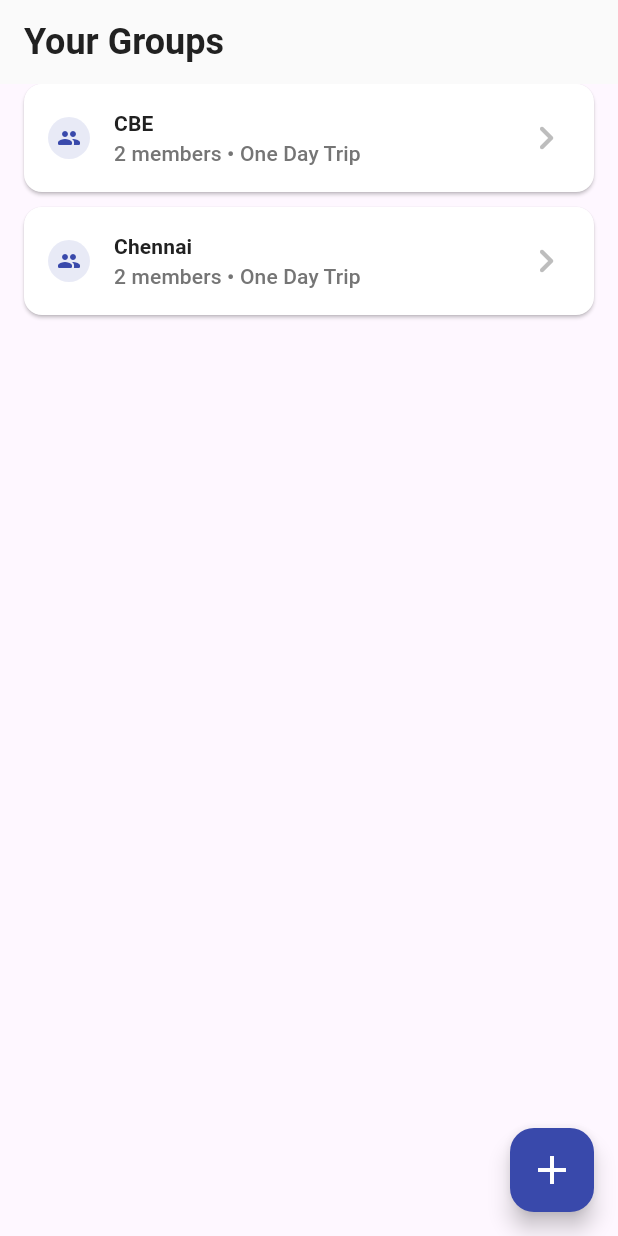
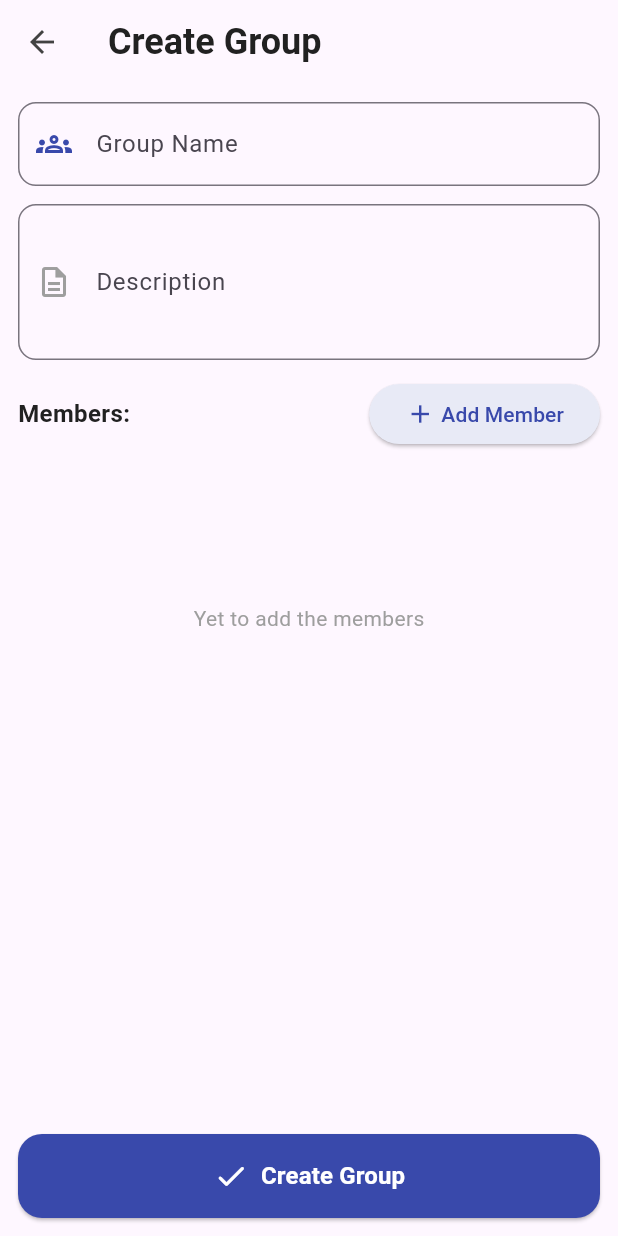
Before and after one commit to BhadriPrabhu/expense_split, a Flutter app: the screen it shows after launch, after a tap on the "add" icon, on a phone screen of 412 x 824 dp. Run offline on Flutter 3.47's test engine with Material 3 defaults, Android fonts, the phone set to English and light mode, and no system bars.

Commit message:
feat: add AddGroupScreen for group creation and member management

```diff
--- a/lib/app_routes.dart
+++ b/lib/app_routes.dart
@@ -1,17 +1,22 @@
 import 'package:flutter/material.dart';
 import 'package:split_arch/bottom_nav_screen.dart';
+import 'package:split_arch/features/addGroup/presentation/pages/add_group_screen.dart';
 // import 'package:flutter/widgets.dart';
 import 'package:split_arch/features/groups/presentation/pages/group_screen.dart';
 
 class AppRoutes {
   static const String group = '/';
   static const String bottomNav = '/bottomNav';
+  static const String addGroup = '/addGroup';
 
   static Route<dynamic> generateRoute(RouteSettings settings){
     final arg = settings.arguments;
     switch(settings.name){
       case group:
       return MaterialPageRoute(builder: (_) => GroupScreen(),);
+
+      case addGroup:
+      return MaterialPageRoute(builder: (_) => AddGroupScreen(),);
 
       case bottomNav:
       return MaterialPageRoute(builder: (_) => BottomNavScreen(groupId: (arg as String?) ?? ''), settings: settings);
--- a/lib/core/constants/app_colors.dart
+++ b/lib/core/constants/app_colors.dart
@@ -4,4 +4,7 @@ class AppColors {
   final appbarBgColor = Colors.grey[50];
   final appbarTitleColor = Colors.grey[900];
   final centerTextColor = Colors.grey[900];
+  final lightIndigo = Colors.indigo[50];
+  final indigo = Colors.indigo[600];
+  final white = Colors.white;
 }
--- /dev/null
+++ b/lib/features/addGroup/presentation/pages/add_group_screen.dart
@@ -0,0 +1,321 @@
+import 'package:flutter/material.dart';
+import 'package:split_arch/app_routes.dart';
+import 'package:split_arch/core/constants/app_colors.dart';
+import 'package:split_arch/core/constants/app_text_styles.dart';
+import 'package:split_arch/features/groups/domain/entities/group_list.dart';
+import 'package:split_arch/features/groups/domain/entities/member.dart';
+// import 'package:split_arch/features/groups/presentation/pages/group_screen.dart';
+
+class AddGroupScreen extends StatefulWidget {
+  const AddGroupScreen({super.key});
+
+  @override
+  State<AddGroupScreen> createState() => _AddGroupScreenState();
+}
+
+class _AddGroupScreenState extends State<AddGroupScreen> {
+  List<Member> members = [
+    // const Member(memId: '1', name: "Bhadri"),
+    // const Member(memId: '2', name: "Prabhu"),
+  ];
+
+  final TextEditingController _groupName = TextEditingController();
+  final TextEditingController _groupDesc = TextEditingController();
+  final TextEditingController _memName = TextEditingController();
+
+  @override
+  void dispose() {
+    _groupName.dispose();
+    _groupDesc.dispose();
+    _memName.dispose();
+    super.dispose();
+  }
+
+  Future<void> _showAddDialog() {
+    return showDialog(
+      context: context,
+      builder: (BuildContext context) {
+        return AlertDialog(
+          title: Text(
+            "Add new member",
+            style: AppTextStyles().appBarTitleStyle,
+          ),
+          insetPadding: EdgeInsets.symmetric(horizontal: 60.0),
+          shape: RoundedRectangleBorder(
+            borderRadius: BorderRadius.circular(12),
+          ),
+          content: SizedBox(
+            width: MediaQuery.of(context).size.width,
+            child: SingleChildScrollView(
+              child: Column(
+                children: [
+                  TextField(
+                    autofocus: true,
+                    textInputAction: TextInputAction.done,
+                    controller: _memName,
+                    decoration: InputDecoration(
+                      hintText: "Name",
+                      labelText: "Name",
+                      prefixIcon: Icon(Icons.person, color: Colors.indigo[600]),
+                      border: OutlineInputBorder(
+                        borderRadius: BorderRadius.circular(12),
+                        borderSide: BorderSide(width: 1),
+                      ),
+                    ),
+                  ),
+                  SizedBox(height: 12.0),
+                  Row(
+                    mainAxisAlignment: MainAxisAlignment.spaceBetween,
+                    children: [
+                      ElevatedButton(
+                        onPressed: () {
+                          Navigator.pop(context);
+                          _memName.text = "";
+                        },
+                        style: TextButton.styleFrom(
+                          shape: RoundedRectangleBorder(
+                            borderRadius: BorderRadius.circular(12),
+                          ),
+                        ),
+                        child: Text(
+                          "Cancel",
+                          style: TextStyle(color: Colors.grey[700]),
+                        ),
+                      ),
+                      ElevatedButton(
+                        onPressed: () {
+                          if (_memName.text.isNotEmpty) {
+                            setState(() {
+                              members.add(
+                                Member(
+                                  memId: DateTime.now().toString(),
+                                  name: _memName.text.toString(),
+                                ),
+                              );
+                            });
+                            Navigator.pop(context);
+                            _memName.text = "";
+                          }
+                        },
+                        style: TextButton.styleFrom(
+                          backgroundColor: Colors.indigo[600],
+                          shape: RoundedRectangleBorder(
+                            borderRadius: BorderRadius.circular(12),
+                          ),
+                        ),
+                        child: Text(
+                          "Add",
+                          style: TextStyle(
+                            color: Colors.white,
+                            fontWeight: FontWeight.bold,
+                          ),
+                        ),
+                      ),
+                    ],
+                  ),
+                ],
+              ),
+            ),
+          ),
+        );
+      },
+    );
+  }
+
+  @override
+  Widget build(BuildContext context) {
+    return Scaffold(
+      appBar: AppBar(
+        leading: IconButton(
+          onPressed: () {
+            if (Navigator.canPop(context)) {
+              Navigator.pop(context);
+            } else {
+              Navigator.pushNamedAndRemoveUntil(
+                context,
+                AppRoutes.group,
+                (route) => false,
+              );
+            }
+          },
+          icon: Icon(Icons.arrow_back, color: Colors.grey[800]),
+        ),
+        title: Text("Create Group", style: AppTextStyles().appBarTitleStyle),
+      ),
+      body: GestureDetector(
+        onTap: () => FocusScope.of(context).unfocus(),
+        child: SingleChildScrollView(
+          padding: EdgeInsets.symmetric(horizontal: 12),
+          child: Column(
+            crossAxisAlignment: CrossAxisAlignment.start,
+            children: [
+              SizedBox(height: 12.0),
+              TextField(
+                controller: _groupName,
+                autofocus: false,
+                decoration: InputDecoration(
+                  hintText: "Group Name",
+                  prefixIcon: Icon(
+                    Icons.groups_outlined,
+                    color: Colors.indigo[600],
+                  ),
+                  labelText: "Group Name",
+                  border: OutlineInputBorder(
+                    borderRadius: BorderRadius.circular(12),
+                    borderSide: BorderSide(width: 1),
+                  ),
+                ),
+              ),
+              SizedBox(height: 12.0),
+              TextField(
+                controller: _groupDesc,
+                autofocus: false,
+                decoration: InputDecoration(
+                  hintText: "Description",
+                  labelText: "Description",
+                  prefixIcon: Icon(
+                    Icons.description_outlined,
+                    color: Colors.grey[500],
+                  ),
+                  border: OutlineInputBorder(
+                    borderRadius: BorderRadius.circular(12),
+                    borderSide: BorderSide(width: 1),
+                  ),
+                ),
+                maxLines: 3,
+              ),
+              SizedBox(height: 12),
+              Row(
+                mainAxisAlignment: MainAxisAlignment.spaceBetween,
+                children: [
+                  Text(
+                    "Members:",
+                    style: TextStyle(
+                      fontSize: 16.0,
+                      fontWeight: FontWeight.bold,
+                      color: Colors.grey[900],
+                    ),
+                  ),
+                  ElevatedButton(
+                    onPressed: () {
+                      _showAddDialog();
+                    },
+                    style: TextButton.styleFrom(
+                      backgroundColor: AppColors().lightIndigo,
+                    ),
+                    child: Row(
+                      children: [
+                        Icon(
+                          Icons.add,
+                          size: 20,
+                          color: AppColors().indigo,
+                          weight: 700,
+                        ),
+                        SizedBox(width: 4),
+                        Text(
+                          "Add Member",
+                          style: TextStyle(color: AppColors().indigo),
+                        ),
+                      ],
+                    ),
+                  ),
+                ],
+              ),
+              SizedBox(height: 12),
+              Wrap(
+                spacing: 8,
+                runSpacing: 8,
+                children: [
+                  if (members.isNotEmpty)
+                    ...members.asMap().entries.map((e) {
+                      return InputChip(
+                        label: Text(
+                          e.value.name,
+                          style: TextStyle(fontSize: 14),
+                        ),
+                        avatar: CircleAvatar(
+                          radius: 10,
+                          child: Text(
+                            e.value.name[0].toUpperCase(),
+                            style: TextStyle(
+                              fontSize: 12.0,
+                              fontWeight: FontWeight.bold,
+                            ),
+                          ),
+                        ),
+                        deleteIcon: Icon(Icons.clear, size: 16.0),
+                        onDeleted: () {
+                          setState(() {
+                            members.removeAt(e.key);
+                          });
+                        },
+                      );
+                    })
+                  else
+                    Center(
+                      heightFactor: 10,
+                      child: Text(
+                        "Yet to add the members",
+                        style: TextStyle(
+                          fontSize: 14.0,
+                          color: Colors.grey[500],
+                        ),
+                      ),
+                    ),
+                ],
+              ),
+            ],
+          ),
+        ),
+      ),
+      bottomNavigationBar: SafeArea(
+        child: Padding(
+          padding: EdgeInsets.symmetric(horizontal: 12, vertical: 12),
+          child: ElevatedButton(
+            onPressed: () {
+              if (_groupName.text.isNotEmpty && !members.length.isNaN) {
+                // setState(() {
+                  final newGroup = GroupList(
+                    id: DateTime.now().toString(),
+                    title: _groupName.text.toString(),
+                    desc: _groupDesc.text.toString(),
+                    list: members.toList(),
+                  );
+                // });
+                Navigator.pop(context, newGroup);
+              }
+            },
+            style: TextButton.styleFrom(
+              backgroundColor: Colors.indigo[600],
+              minimumSize: const Size(double.infinity, 0),
+              padding: const EdgeInsets.symmetric(vertical: 16),
+              shape: RoundedRectangleBorder(
+                borderRadius: BorderRadius.circular(16),
+              ),
+            ),
+            child: Row(
+              mainAxisAlignment: MainAxisAlignment.center,
+              children: [
+                Icon(
+                  Icons.check_rounded,
+                  size: 24.0,
+                  color: Colors.white,
+                  weight: 700,
+                ),
+                SizedBox(width: 8.0),
+                Text(
+                  "Create Group",
+                  style: TextStyle(
+                    color: Colors.white,
+                    fontWeight: FontWeight.bold,
+                    fontSize: 16.0,
+                  ),
+                ),
+              ],
+            ),
+          ),
+        ),
+      ),
+    );
+  }
+}
--- a/lib/features/groups/presentation/pages/group_screen.dart
+++ b/lib/features/groups/presentation/pages/group_screen.dart
@@ -9,7 +9,14 @@ import 'package:split_arch/core/constants/strings.dart';
 import 'package:split_arch/features/groups/domain/entities/group_list.dart';
 import 'package:split_arch/features/groups/domain/entities/member.dart';
 
-class GroupScreen extends StatelessWidget {
+class GroupScreen extends StatefulWidget {
+  const GroupScreen({super.key});
+
+  @override
+  State<GroupScreen> createState() => _GroupScreenState();
+}
+
+class _GroupScreenState extends State<GroupScreen> {
   final List<Member> memList = [
     Member(memId: '1', name: "Bhadri", desc: ""),
     Member(memId: '2', name: "XYZ", desc: ""),
@@ -122,7 +129,14 @@ class GroupScreen extends StatelessWidget {
 
       floatingActionButton: Semantics(
         child: FloatingActionButton(
-          onPressed: () {},
+          onPressed: () async {
+            final result = await Navigator.pushNamed(context, AppRoutes.addGroup);
+            if(result != null && result is GroupList){
+              setState(() {
+                list.add(result);
+              });
+            }
+          },
           backgroundColor: Colors.indigo[600],
           shape: RoundedRectangleBorder(
             borderRadius: BorderRadius.circular(16),
```
